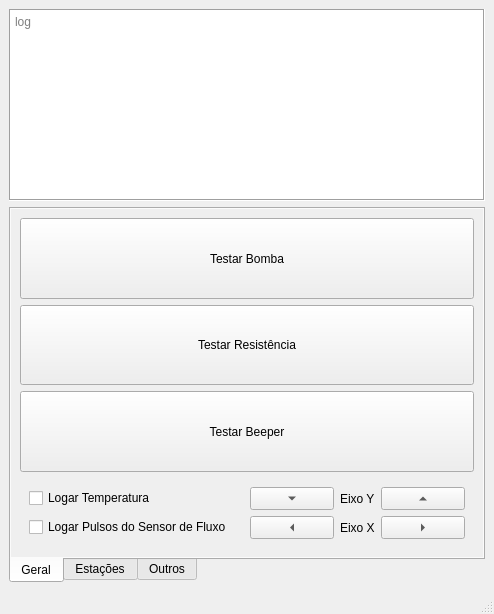
Above: qtester.ui from iniw/lucas_tester before the change. Below: the same form after it.
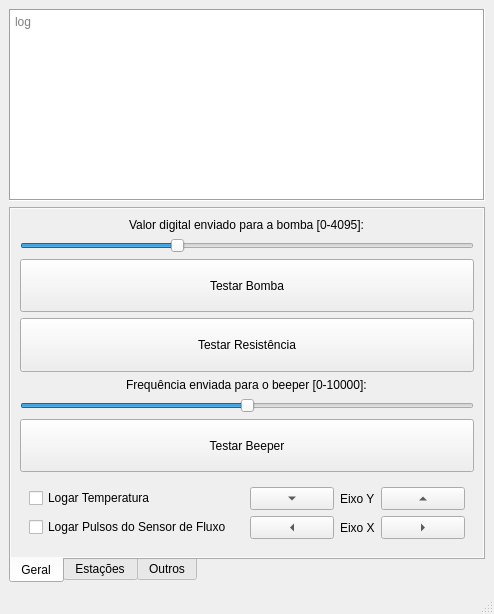
That is the form after the change.

The edit to the form file:
```diff
--- a/qtester.ui
+++ b/qtester.ui
@@ -134,7 +134,7 @@
         <string>Geral</string>
        </attribute>
        <layout class="QGridLayout" name="gridLayout_2">
-        <item row="0" column="0">
+        <item row="5" column="0">
          <widget class="QPushButton" name="testPump">
           <property name="sizePolicy">
            <sizepolicy hsizetype="Expanding" vsizetype="Expanding">
@@ -147,7 +147,14 @@
           </property>
          </widget>
         </item>
-        <item row="3" column="0">
+        <item row="2" column="0" alignment="Qt::AlignHCenter">
+         <widget class="QLabel" name="label">
+          <property name="text">
+           <string>Valor digital enviado para a bomba [0-4095]:</string>
+          </property>
+         </widget>
+        </item>
+        <item row="10" column="0">
          <widget class="QWidget" name="widget" native="true">
           <layout class="QGridLayout" name="gridLayout_5">
            <property name="leftMargin">
@@ -323,20 +330,57 @@
           </layout>
          </widget>
         </item>
-        <item row="1" column="0">
-         <widget class="QPushButton" name="testResistance">
-          <property name="sizePolicy">
-           <sizepolicy hsizetype="Expanding" vsizetype="Expanding">
-            <horstretch>0</horstretch>
-            <verstretch>0</verstretch>
-           </sizepolicy>
+        <item row="3" column="0">
+         <widget class="QSlider" name="pumpDigitalValue">
+          <property name="maximum">
+           <number>4095</number>
           </property>
-          <property name="text">
-           <string>Testar Resistência</string>
+          <property name="value">
+           <number>1400</number>
           </property>
+          <property name="tracking">
+           <bool>false</bool>
+          </property>
+          <property name="orientation">
+           <enum>Qt::Horizontal</enum>
+          </property>
+          <property name="invertedAppearance">
+           <bool>false</bool>
+          </property>
+          <property name="invertedControls">
+           <bool>false</bool>
+          </property>
+          <property name="tickPosition">
+           <enum>QSlider::NoTicks</enum>
+          </property>
          </widget>
         </item>
-        <item row="2" column="0">
+        <item row="8" column="0">
+         <widget class="QSlider" name="beeperFrequency">
+          <property name="maximum">
+           <number>10000</number>
+          </property>
+          <property name="value">
+           <number>5000</number>
+          </property>
+          <property name="tracking">
+           <bool>false</bool>
+          </property>
+          <property name="orientation">
+           <enum>Qt::Horizontal</enum>
+          </property>
+          <property name="invertedAppearance">
+           <bool>false</bool>
+          </property>
+          <property name="invertedControls">
+           <bool>false</bool>
+          </property>
+          <property name="tickPosition">
+           <enum>QSlider::NoTicks</enum>
+          </property>
+         </widget>
+        </item>
+        <item row="9" column="0">
          <widget class="QPushButton" name="testBeeper">
           <property name="sizePolicy">
            <sizepolicy hsizetype="Expanding" vsizetype="Expanding">
@@ -349,6 +393,26 @@
           </property>
          </widget>
         </item>
+        <item row="6" column="0">
+         <widget class="QPushButton" name="testResistance">
+          <property name="sizePolicy">
+           <sizepolicy hsizetype="Expanding" vsizetype="Expanding">
+            <horstretch>0</horstretch>
+            <verstretch>0</verstretch>
+           </sizepolicy>
+          </property>
+          <property name="text">
+           <string>Testar Resistência</string>
+          </property>
+         </widget>
+        </item>
+        <item row="7" column="0" alignment="Qt::AlignHCenter">
+         <widget class="QLabel" name="label_2">
+          <property name="text">
+           <string>Frequência enviada para o beeper [0-10000]:</string>
+          </property>
+         </widget>
+        </item>
        </layout>
       </widget>
       <widget class="QWidget" name="estacao_1">
```
